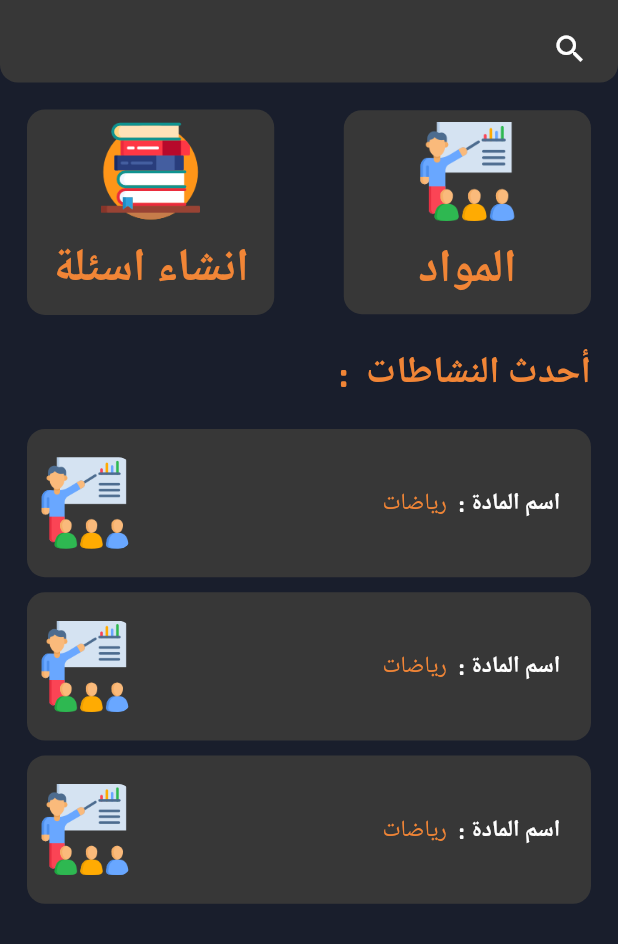
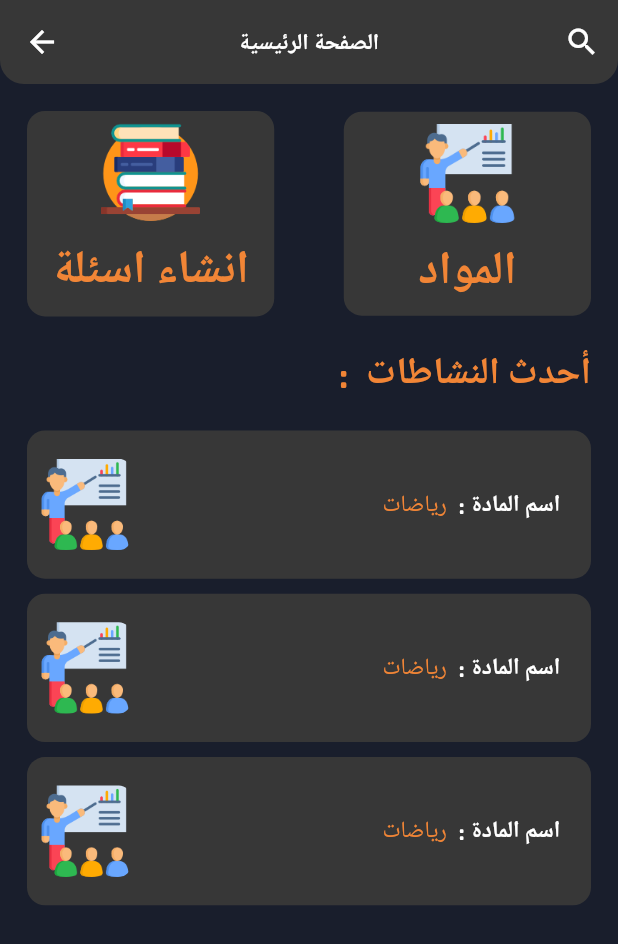
Before and after one commit to Taha12aas/userqueize, a Flutter app: the HomeView screen opened by its route, on a phone screen of 412 x 824 dp. Shown: the top 944 px of the screen. Run offline on Flutter 3.47's test engine with Material 3 defaults, Android fonts, the phone set to English and light mode, and no system bars; missing offline and left inert: font_awesome_icon_class; project files that could hold a hidden picture were left out.

Commit message:
Edit app bar

```diff
--- a/lib/Mobile/views/create_questions.dart
+++ b/lib/Mobile/views/create_questions.dart
@@ -11,7 +11,7 @@ class CreateQuestions extends StatelessWidget {
   @override
   Widget build(BuildContext context) {
     return Scaffold(
-      appBar: customAppBar('أنشاء اسئلة'),
+      appBar: customAppBar('أنشاء اسئلة',context),
       body: Padding(
         padding: const EdgeInsets.all(18),
         child: Column(
--- a/lib/Mobile/views/create_subject_questions.dart
+++ b/lib/Mobile/views/create_subject_questions.dart
@@ -7,7 +7,7 @@ class CreateSubjectQuestions extends StatelessWidget {
   @override
   Widget build(BuildContext context) {
     return Scaffold(
-      appBar: customAppBar('انشاء اسئلة (رياضيات)'),
+      appBar: customAppBar('انشاء اسئلة (رياضيات)',context),
       body: const Column(),
     );
   }
--- a/lib/Mobile/views/generated_questions_view.dart
+++ b/lib/Mobile/views/generated_questions_view.dart
@@ -10,7 +10,7 @@ class GeneratedQuestionsView extends StatelessWidget {
   @override
   Widget build(BuildContext context) {
     return Scaffold(
-      appBar: customAppBar('رياضيات'),
+      appBar: customAppBar('رياضيات',context),
       body: Padding(
         padding: const EdgeInsets.all(18),
         child: Center(
--- a/lib/Mobile/views/home_view.dart
+++ b/lib/Mobile/views/home_view.dart
@@ -1,7 +1,7 @@
 import 'package:flutter/material.dart';
 import 'package:userqueize/Mobile/widgets/home_view/main_sections.dart';
 import 'package:userqueize/Mobile/widgets/teachers_view_and_subjects_view/list_view_card_subjects.dart';
-import 'package:userqueize/utils/main_view_app_bar.dart';
+import 'package:userqueize/utils/custom_app_bar.dart';
 import 'package:userqueize/utils/font_style.dart';
 
 class HomeView extends StatelessWidget {
@@ -10,7 +10,7 @@ class HomeView extends StatelessWidget {
   @override
   Widget build(BuildContext context) {
     return Scaffold(
-      appBar: mainViewAppBar(context),
+      appBar: customAppBar('الصفحة الرئيسية', context),
       body: const Padding(
         padding: EdgeInsets.all(18),
         child: Column(
--- a/lib/Mobile/views/subjects_view.dart
+++ b/lib/Mobile/views/subjects_view.dart
@@ -11,7 +11,7 @@ class SubjectsView extends StatelessWidget {
   @override
   Widget build(BuildContext context) {
     return Scaffold(
-      appBar: customAppBar('المواد'),
+      appBar: customAppBar('المواد',context),
       body: const Padding(
         padding: EdgeInsets.all(18),
         child: Column(
--- a/lib/Mobile/views/teacher_subjects_view.dart
+++ b/lib/Mobile/views/teacher_subjects_view.dart
@@ -9,9 +9,7 @@ class TeacherSubjects extends StatelessWidget {
   @override
   Widget build(BuildContext context) {
     return Scaffold(
-      appBar: customAppBar(
-        'مواد المدرس',
-      ),
+      appBar: customAppBar('مواد المدرس', context),
       body: const Padding(
         padding: EdgeInsets.all(18),
         child: Column(
--- a/lib/utils/custom_app_bar.dart
+++ b/lib/utils/custom_app_bar.dart
@@ -1,8 +1,9 @@
 import 'package:flutter/material.dart';
+import 'package:userqueize/Mobile/widgets/home_view/DropDownSearch/show_custom_drop_down_search.dart';
 import 'package:userqueize/utils/constants.dart';
 import 'package:userqueize/utils/font_style.dart';
 
-AppBar customAppBar(String title) {
+AppBar customAppBar(String title, BuildContext content) {
   return AppBar(
     centerTitle: true,
     shape: const RoundedRectangleBorder(
@@ -17,5 +18,14 @@ AppBar customAppBar(String title) {
     iconTheme: const IconThemeData(
       color: Colors.white,
     ),
+    actions: [
+      IconButton(
+        tooltip: 'search',
+        icon: const Icon(Icons.search, color: Colors.white),
+        onPressed: () {
+          showCustomDropDownSearch(content);
+        },
+      ),
+    ],
   );
 }
```
